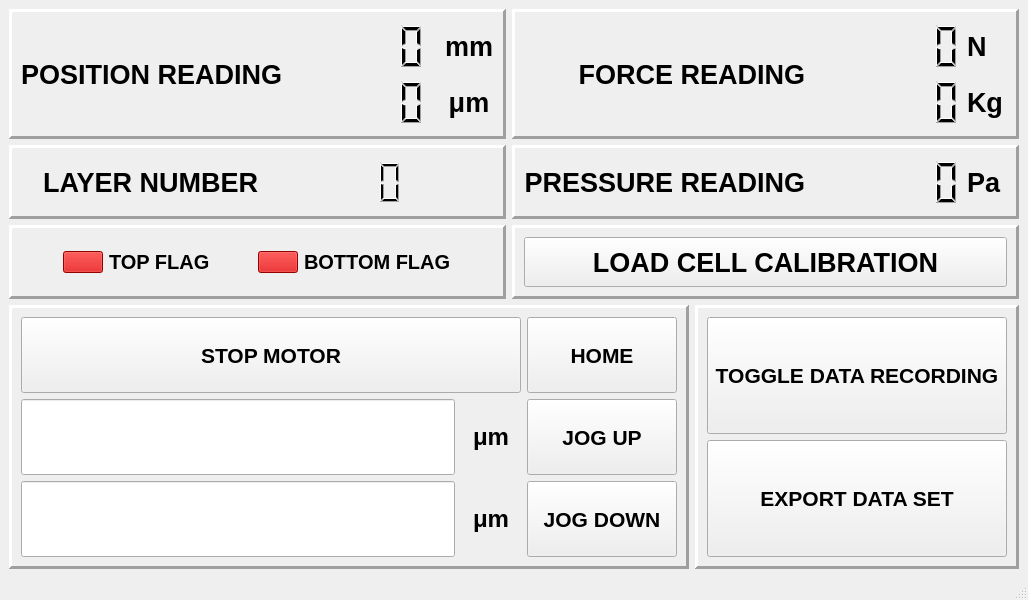
Old version of the form newBlackBetty.ui in the repository georgeExotic/BlackBetty_v2.
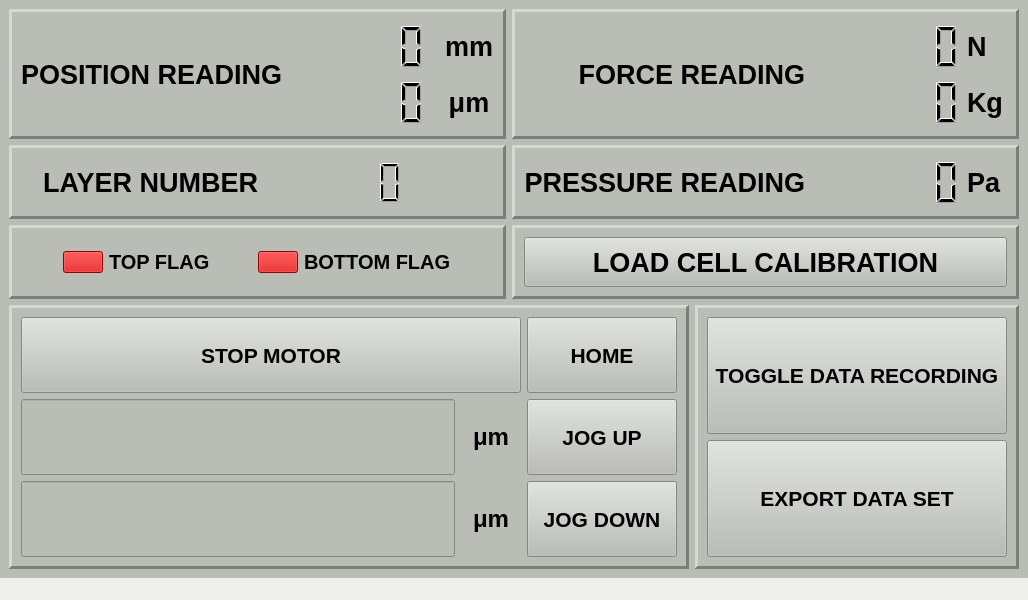
New version of the form.

Patch:
```diff
--- a/newBlackBetty.ui
+++ b/newBlackBetty.ui
@@ -25,6 +25,9 @@
   <property name="windowTitle">
    <string>MainWindow</string>
   </property>
+  <property name="styleSheet">
+   <string notr="true">background-color: rgb(238, 238, 236);</string>
+  </property>
   <widget class="QWidget" name="centralwidget">
    <property name="sizePolicy">
     <sizepolicy hsizetype="Minimum" vsizetype="Minimum">
@@ -32,6 +35,9 @@
      <verstretch>0</verstretch>
     </sizepolicy>
    </property>
+   <property name="styleSheet">
+    <string notr="true">background-color: rgb(186, 189, 182);</string>
+   </property>
    <layout class="QGridLayout" name="gridLayout_14">
     <item row="0" column="0">
      <layout class="QGridLayout" name="gridLayout_4">
```
